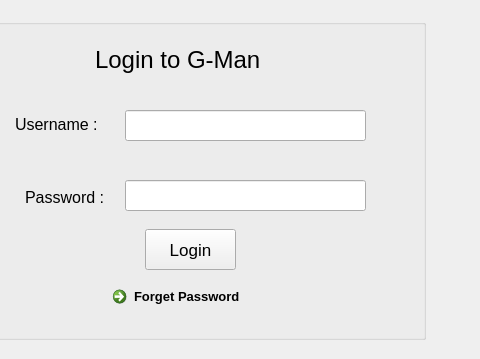
Old version of the form resources/UI/login.ui in the repository Poom1997/gman; both pictures show x 255 to 735 and y 241 to 600 of the 900 by 600 pixel window.
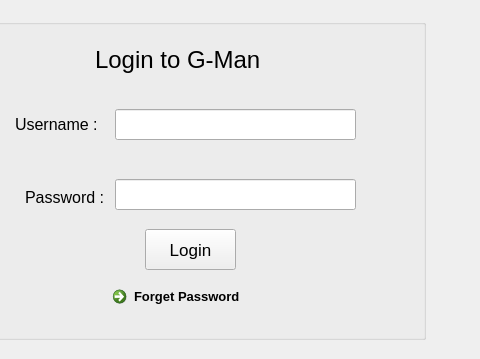
New version of the form.

```diff
--- a/resources/UI/login.ui
+++ b/resources/UI/login.ui
@@ -40,8 +40,8 @@
    <widget class="QLineEdit" name="pwinp">
     <property name="geometry">
      <rect>
-      <x>160</x>
-      <y>161</y>
+      <x>150</x>
+      <y>90</y>
       <width>241</width>
       <height>31</height>
      </rect>
@@ -53,7 +53,7 @@
      <string/>
     </property>
     <property name="echoMode">
-     <enum>QLineEdit::Password</enum>
+     <enum>QLineEdit::Normal</enum>
     </property>
    </widget>
    <widget class="QLabel" name="usernamelabel">
@@ -77,8 +77,8 @@
    <widget class="QLineEdit" name="usernameinp">
     <property name="geometry">
      <rect>
-      <x>160</x>
-      <y>91</y>
+      <x>150</x>
+      <y>160</y>
       <width>241</width>
       <height>31</height>
      </rect>
```
Left out of the diff: 7 changed lines with no effect on the pictures.
